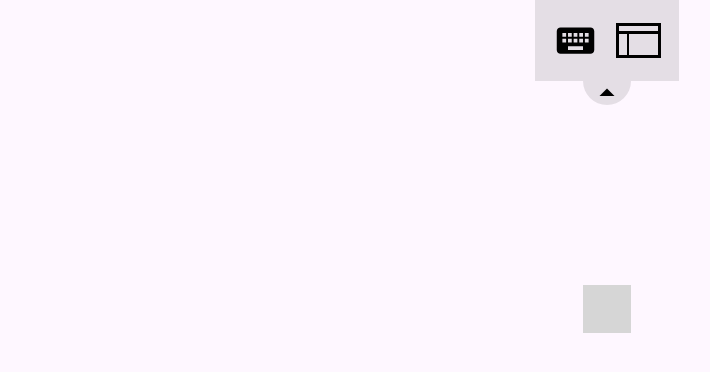
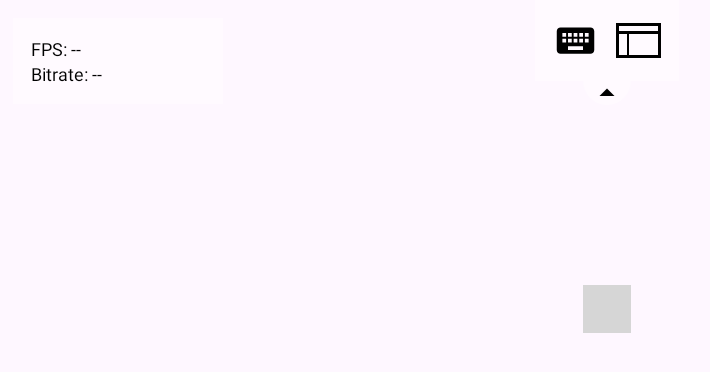
Before and after one commit to callmekiddo/RemoteScreenForAndroid, an Android app: the RemoteActivity screen opened directly, with no data from a screen before it, after a tap on "Toggle Panel", on a phone screen of 824 x 412 dp (held sideways). Shown: the top 372 px of the screen, without its empty margins (11-721 px from the left). Run offline under Robolectric (Android 15) with nearby library versions, the phone set to English and light mode, and no system bars; libraries missing offline, so code that uses them is left out: org.webrtc; plain views replace SurfaceViewRenderer; 15 statements that could not run were skipped; grey boxes are pictures that could not be loaded.

Commit message:
change color + add fps, bitrate + using relay

```diff
--- a/app/src/main/java/com/kiddo/remotescreen/ui/control/ControlFragment.java
+++ b/app/src/main/java/com/kiddo/remotescreen/ui/control/ControlFragment.java
@@ -57,8 +57,10 @@ public class ControlFragment extends Fragment {
             buttonRemote.setVisibility(View.VISIBLE);
             buttonRemote.setEnabled(true);
             textPcName.setText(pcName != null && !pcName.isEmpty() ? pcName : pcId);
-            buttonRemote.setBackgroundTintList(ContextCompat.getColorStateList(requireContext(), R.color.colorPrimary));
-            buttonRemote.setTextColor(ContextCompat.getColor(requireContext(), R.color.colorOnPrimary));
+            if (isAdded()) {
+                buttonRemote.setBackgroundTintList(ContextCompat.getColorStateList(requireContext(), R.color.colorPrimary));
+                buttonRemote.setTextColor(ContextCompat.getColor(requireContext(), R.color.colorOnPrimary));
+            }
 
             startAutoStatusCheck(pcId, connectionLayout, divider, buttonRemote);
         } else {
--- a/app/src/main/java/com/kiddo/remotescreen/ui/control/remote/RemoteActivity.java
+++ b/app/src/main/java/com/kiddo/remotescreen/ui/control/remote/RemoteActivity.java
@@ -8,6 +8,7 @@ import android.widget.EditText;
 import android.widget.FrameLayout;
 import android.widget.ImageView;
 import android.widget.LinearLayout;
+import android.widget.TextView;
 
 import androidx.appcompat.app.AppCompatActivity;
 
@@ -23,8 +24,11 @@ import org.json.JSONObject;
 import org.webrtc.IceCandidate;
 import org.webrtc.RendererCommon;
 import org.webrtc.SessionDescription;
+import org.webrtc.StatsReport;
 import org.webrtc.SurfaceViewRenderer;
 import org.webrtc.VideoTrack;
+
+import java.util.concurrent.atomic.AtomicInteger;
 
 public class RemoteActivity extends AppCompatActivity {
     private static final String TAG = "RemoteActivity";
@@ -34,8 +38,66 @@ public class RemoteActivity extends AppCompatActivity {
 
     private ImageView handlePanel;
     private LinearLayout controlPanel;
+    private LinearLayout infoPanel;
     private ImageView btnKeyboard;
     private EditText hiddenInput;
+    private TextView txtFps;
+    private TextView txtBitrate;
+
+    private final AtomicInteger frameCount = new AtomicInteger();
+    private long previousBytes = 0;
+    private long previousTimestamp = 0;
+
+    private final Runnable statsRunnable = new Runnable() {
+        @Override
+        public void run() {
+            int fps = frameCount.getAndSet(0);
+            txtFps.setText("FPS: " + fps);
+            remoteView.postDelayed(this, 1000);
+        }
+    };
+
+    private final Runnable bitrateRunnable = new Runnable() {
+        @Override
+        public void run() {
+            if (webRtcManager.getPeerConnection() != null) {
+                webRtcManager.getPeerConnection().getStats(rtcStatsReport -> {
+                    for (org.webrtc.RTCStats stats : rtcStatsReport.getStatsMap().values()) {
+                        if ("inbound-rtp".equals(stats.getType()) || "outbound-rtp".equals(stats.getType())) {
+                            Object bytesObj = stats.getMembers().get("bytesReceived");
+                            if (bytesObj == null) {
+                                bytesObj = stats.getMembers().get("bytesSent");
+                            }
+
+                            if (bytesObj instanceof Number) {
+                                long bytes = ((Number) bytesObj).longValue();
+                                double timestamp = stats.getTimestampUs() / 1000.0; // ms
+                                long timeNow = (long) timestamp;
+
+                                if (previousTimestamp > 0) {
+                                    long timeDiff = timeNow - previousTimestamp;
+                                    long byteDiff = bytes - previousBytes;
+
+                                    if (timeDiff > 0) {
+                                        double bitrateKbps = (byteDiff * 8.0) / timeDiff;
+                                        runOnUiThread(() ->
+                                                txtBitrate.setText("Bitrate: " + String.format("%.1f kbps", bitrateKbps))
+                                        );
+                                    }
+                                }
+
+                                previousBytes = bytes;
+                                previousTimestamp = timeNow;
+                                break;
+                            }
+                        }
+                    }
+                });
+            }
+
+            remoteView.postDelayed(this, 1000);
+        }
+    };
 
     @Override
     protected void onCreate(Bundle savedInstanceState) {
@@ -100,20 +162,30 @@ public class RemoteActivity extends AppCompatActivity {
         if (track != null) {
             Log.d(TAG, "Gắn lại video track");
             track.addSink(remoteView);
+            track.addSink(frame -> frameCount.incrementAndGet());
+        } else {
+            webRtcManager.setOnRemoteTrackCallback(t -> {
+                t.addSink(remoteView);
+                t.addSink(frame -> frameCount.incrementAndGet());
+                Log.d(TAG, "Gắn video track sau khi nhận");
+            });
         }
 
         Log.d(TAG, "Vào RemoteActivity với PC ID: " + SessionManager.getConnectedPcId());
 
-        // --- Toggle control panel + move handle ---
         handlePanel = findViewById(R.id.handle_panel);
         controlPanel = findViewById(R.id.control_panel);
+        infoPanel = findViewById(R.id.info_panel);
         btnKeyboard = findViewById(R.id.btn_keyboard);
         hiddenInput = findViewById(R.id.hidden_input);
+        txtFps = findViewById(R.id.txt_fps);
+        txtBitrate = findViewById(R.id.txt_bitrate);
 
         handlePanel.setOnClickListener(v -> {
             boolean isVisible = controlPanel.getVisibility() == View.VISIBLE;
 
             controlPanel.setVisibility(isVisible ? View.GONE : View.VISIBLE);
+            infoPanel.setVisibility(isVisible ? View.GONE : View.VISIBLE);
             handlePanel.setImageResource(isVisible ? R.drawable.ic_down : R.drawable.ic_up);
 
             FrameLayout.LayoutParams params = (FrameLayout.LayoutParams) handlePanel.getLayoutParams();
@@ -129,7 +201,6 @@ public class RemoteActivity extends AppCompatActivity {
             handlePanel.setLayoutParams(params);
         });
 
-        // --- Show soft keyboard when btnKeyboard is pressed ---
         btnKeyboard.setOnClickListener(v -> {
             hiddenInput.setVisibility(View.VISIBLE);
             hiddenInput.requestFocus();
@@ -142,12 +213,11 @@ public class RemoteActivity extends AppCompatActivity {
             }, 100);
         });
 
-        MouseInputHandler mouseHandler = new MouseInputHandler(webRtcManager);
-        remoteView.setOnTouchListener(mouseHandler);
+        remoteView.setOnTouchListener(new MouseInputHandler(webRtcManager));
+        new KeyboardInputHandler(webRtcManager).attach(hiddenInput);
 
-        KeyboardInputHandler keyboardHandler = new KeyboardInputHandler(webRtcManager);
-        keyboardHandler.attach(hiddenInput);
-
+        remoteView.postDelayed(statsRunnable, 1000);
+        remoteView.postDelayed(bitrateRunnable, 1000);
     }
 
     @Override
--- a/app/src/main/java/com/kiddo/remotescreen/ui/layout/editor/dialog/LayoutOptionDialog.java
+++ b/app/src/main/java/com/kiddo/remotescreen/ui/layout/editor/dialog/LayoutOptionDialog.java
@@ -35,6 +35,8 @@ public class LayoutOptionDialog extends Dialog {
             icon.setImageBitmap(bitmap);
         } else {
             icon.setImageResource(R.drawable.layout);
+            int colorOnBackground = resolveAttrColor(context, com.google.android.material.R.attr.colorOnBackground);
+            icon.setColorFilter(colorOnBackground, android.graphics.PorterDuff.Mode.SRC_IN);
         }
 
         btnEdit.setOnClickListener(v -> {
@@ -49,4 +51,10 @@ public class LayoutOptionDialog extends Dialog {
 
         btnClose.setOnClickListener(v -> dismiss());
     }
+
+    private int resolveAttrColor(Context context, int attr) {
+        android.util.TypedValue typedValue = new android.util.TypedValue();
+        context.getTheme().resolveAttribute(attr, typedValue, true);
+        return typedValue.data;
+    }
 }
--- a/app/src/main/java/com/kiddo/remotescreen/util/webrtc/WebRtcManager.java
+++ b/app/src/main/java/com/kiddo/remotescreen/util/webrtc/WebRtcManager.java
@@ -1,5 +1,6 @@
 package com.kiddo.remotescreen.util.webrtc;
 
+import android.annotation.SuppressLint;
 import android.content.Context;
 import android.util.Log;
 
@@ -12,6 +13,7 @@ import java.nio.charset.StandardCharsets;
 import java.util.Arrays;
 import java.util.HashSet;
 import java.util.Set;
+import java.util.function.Consumer;
 
 public class WebRtcManager {
     private static final String TAG = "WebRtcManager";
@@ -34,6 +36,8 @@ public class WebRtcManager {
 
     private DataChannel dataChannel;
     private boolean dataChannelReady = false;
+
+    private Consumer<VideoTrack> onRemoteTrackCallback;
 
     private WebRtcManager() {}
 
@@ -82,6 +86,10 @@ public class WebRtcManager {
         }
     }
 
+    public void setOnRemoteTrackCallback(Consumer<VideoTrack> callback) {
+        this.onRemoteTrackCallback = callback;
+    }
+
     public void startRemoteFlow(String androidName) {
         if (!hasStartedFlow && signalingClient != null && signalingClient.isConnected()) {
             signalingClient.sendHello(androidName);
@@ -110,7 +118,7 @@ public class WebRtcManager {
             public void onIceCandidate(IceCandidate candidate) {
                 if (sentCandidates.size() < MAX_ICE_CANDIDATES &&
                         !sentCandidates.contains(candidate.sdp) &&
-                        (candidate.sdp.contains("typ host") || candidate.sdp.contains("typ srflx"))) {
+                        (candidate.sdp.contains("typ host") || candidate.sdp.contains("typ srflx") || candidate.sdp.contains("typ relay"))) {
 
                     sentCandidates.add(candidate.sdp);
                     signalingClient.sendIceCandidate(remoteDeviceId, candidate);
@@ -118,13 +126,23 @@ public class WebRtcManager {
                 }
             }
 
+            @SuppressLint("NewApi")
             @Override
             public void onTrack(RtpTransceiver transceiver) {
                 MediaStreamTrack track = transceiver.getReceiver().track();
-                if (track instanceof VideoTrack && remoteRenderer != null) {
+                if (track instanceof VideoTrack) {
                     VideoTrack videoTrack = (VideoTrack) track;
                     videoTrack.setEnabled(true);
-                    videoTrack.addSink(remoteRenderer);
+
+                    if (remoteRenderer != null) {
+                        videoTrack.addSink(remoteRenderer);
+                    }
+
+                    if (onRemoteTrackCallback != null) {
+                        onRemoteTrackCallback.accept(videoTrack);
+                    }
+
+                    Log.d(TAG, "Video track received and callback invoked");
                 }
             }
 
--- a/app/src/main/res/drawable/ic_delete.xml
+++ b/app/src/main/res/drawable/ic_delete.xml
@@ -1,4 +1,4 @@
-<vector xmlns:android="http://schemas.android.com/apk/res/android" android:height="24dp" android:tint="#000000" android:viewportHeight="24" android:viewportWidth="24" android:width="24dp">
+<vector xmlns:android="http://schemas.android.com/apk/res/android" android:height="24dp" android:tint="@color/colorOnBackground" android:viewportHeight="24" android:viewportWidth="24" android:width="24dp">
 
     <path android:fillColor="@android:color/white" android:pathData="M6,19c0,1.1 0.9,2 2,2h8c1.1,0 2,-0.9 2,-2V7H6v12zM19,4h-3.5l-1,-1h-5l-1,1H5v2h14V4z"/>
 
--- a/app/src/main/res/drawable/ic_down.xml
+++ b/app/src/main/res/drawable/ic_down.xml
@@ -1,4 +1,4 @@
-<vector xmlns:android="http://schemas.android.com/apk/res/android" android:height="24dp" android:tint="#000000" android:viewportHeight="24" android:viewportWidth="24" android:width="24dp">
+<vector xmlns:android="http://schemas.android.com/apk/res/android" android:height="24dp" android:tint="@color/colorOnBackground" android:viewportHeight="24" android:viewportWidth="24" android:width="24dp">
 
     <path android:fillColor="@android:color/white" android:pathData="M7,10l5,5 5,-5z"/>
 
--- a/app/src/main/res/drawable/ic_edit.xml
+++ b/app/src/main/res/drawable/ic_edit.xml
@@ -1,4 +1,4 @@
-<vector xmlns:android="http://schemas.android.com/apk/res/android" android:height="24dp" android:tint="#000000" android:viewportHeight="24" android:viewportWidth="24" android:width="24dp">
+<vector xmlns:android="http://schemas.android.com/apk/res/android" android:height="24dp" android:tint="@color/colorOnBackground" android:viewportHeight="24" android:viewportWidth="24" android:width="24dp">
 
     <path android:fillColor="@android:color/white" android:pathData="M3,17.25V21h3.75L17.81,9.94l-3.75,-3.75L3,17.25zM20.71,7.04c0.39,-0.39 0.39,-1.02 0,-1.41l-2.34,-2.34c-0.39,-0.39 -1.02,-0.39 -1.41,0l-1.83,1.83 3.75,3.75 1.83,-1.83z"/>
 
--- a/app/src/main/res/drawable/ic_keyboard.xml
+++ b/app/src/main/res/drawable/ic_keyboard.xml
@@ -1,4 +1,4 @@
-<vector xmlns:android="http://schemas.android.com/apk/res/android" android:height="24dp" android:tint="#000000" android:viewportHeight="24" android:viewportWidth="24" android:width="24dp">
+<vector xmlns:android="http://schemas.android.com/apk/res/android" android:height="24dp" android:tint="@color/colorOnBackground" android:viewportHeight="24" android:viewportWidth="24" android:width="24dp">
 
     <path android:fillColor="@android:color/white" android:pathData="M20,5L4,5c-1.1,0 -1.99,0.9 -1.99,2L2,17c0,1.1 0.9,2 2,2h16c1.1,0 2,-0.9 2,-2L22,7c0,-1.1 -0.9,-2 -2,-2zM11,8h2v2h-2L11,8zM11,11h2v2h-2v-2zM8,8h2v2L8,10L8,8zM8,11h2v2L8,13v-2zM7,13L5,13v-2h2v2zM7,10L5,10L5,8h2v2zM16,17L8,17v-2h8v2zM16,13h-2v-2h2v2zM16,10h-2L14,8h2v2zM19,13h-2v-2h2v2zM19,10h-2L17,8h2v2z"/>
 
--- a/app/src/main/res/drawable/ic_up.xml
+++ b/app/src/main/res/drawable/ic_up.xml
@@ -1,4 +1,4 @@
-<vector xmlns:android="http://schemas.android.com/apk/res/android" android:height="24dp" android:tint="#000000" android:viewportHeight="24" android:viewportWidth="24" android:width="24dp">
+<vector xmlns:android="http://schemas.android.com/apk/res/android" android:height="24dp" android:tint="@color/colorOnBackground" android:viewportHeight="24" android:viewportWidth="24" android:width="24dp">
 
     <path android:fillColor="@android:color/white" android:pathData="M7,14l5,-5 5,5z"/>
 
--- a/app/src/main/res/layout/activity_remote.xml
+++ b/app/src/main/res/layout/activity_remote.xml
@@ -1,4 +1,5 @@
 <FrameLayout xmlns:android="http://schemas.android.com/apk/res/android"
+    xmlns:app="http://schemas.android.com/apk/res-auto"
     android:id="@+id/remote_root"
     android:layout_width="match_parent"
     android:layout_height="match_parent">
@@ -17,9 +18,9 @@
         android:layout_height="wrap_content"
         android:orientation="horizontal"
         android:gravity="center"
+        android:layout_gravity="top|center_horizontal"
         android:background="@color/colorOverlay"
         android:padding="12dp"
-        android:layout_gravity="top|center"
         android:visibility="gone">
 
         <ImageView
@@ -28,7 +29,7 @@
             android:layout_height="30dp"
             android:src="@drawable/ic_keyboard"
             android:contentDescription="Keyboard"
-            android:layout_marginRight="6dp"/>
+            android:layout_marginEnd="6dp"/>
 
         <ImageView
             android:id="@+id/btn_layout"
@@ -36,8 +37,41 @@
             android:layout_height="30dp"
             android:src="@drawable/layout"
             android:contentDescription="Layout"
-            android:layout_marginLeft="6dp"/>
+            android:layout_marginStart="6dp"
+            app:tint="@color/colorOnBackground" />
     </LinearLayout>
+
+    <!-- Info Panel bên trái cùng hàng -->
+    <LinearLayout
+        android:id="@+id/info_panel"
+        android:layout_width="140dp"
+        android:layout_height="wrap_content"
+        android:orientation="vertical"
+        android:layout_gravity="top|start"
+        android:layout_marginStart="16dp"
+        android:layout_marginTop="12dp"
+        android:background="@color/colorOverlay"
+        android:padding="12dp"
+        android:visibility="gone">
+
+        <TextView
+            android:id="@+id/txt_fps"
+            android:layout_width="wrap_content"
+            android:layout_height="wrap_content"
+            android:text="FPS: --"
+            android:textColor="@color/colorOnBackground"
+            android:textSize="12sp" />
+
+        <TextView
+            android:id="@+id/txt_bitrate"
+            android:layout_width="wrap_content"
+            android:layout_height="wrap_content"
+            android:text="Bitrate: --"
+            android:textColor="@color/colorOnBackground"
+            android:textSize="12sp" />
+
+    </LinearLayout>
+
 
     <!-- Handle nằm riêng, luôn hiển thị -->
     <ImageView
--- a/app/src/main/res/values-night/color.xml
+++ b/app/src/main/res/values-night/color.xml
@@ -11,5 +11,5 @@
 
     <color name="green">#4CAF50</color>
     <color name="red">#FF0000</color>
-    <color name="colorOverlay">#1AFFFFFF</color>
+    <color name="colorOverlay">#5A000000</color>
 </resources>
--- a/app/src/main/res/values/colors.xml
+++ b/app/src/main/res/values/colors.xml
@@ -12,5 +12,5 @@
 
     <color name="green">#4CAF50</color>
     <color name="red">#FF0000</color>
-    <color name="colorOverlay">#1A000000</color>
+    <color name="colorOverlay">#5AFFFFFF</color>
 </resources>
```
